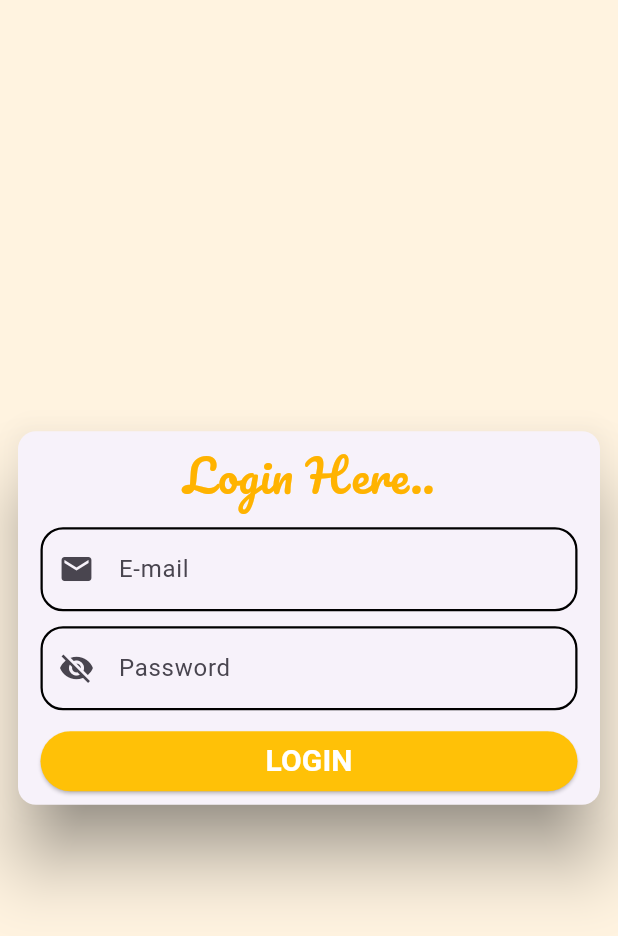
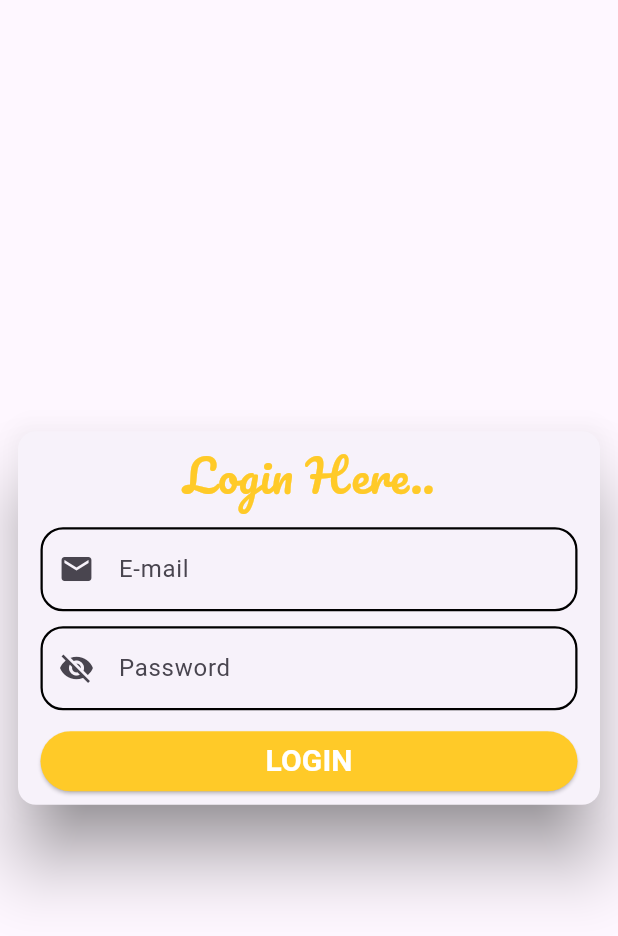
Before and after one commit to dipal-1095/MyTask, a Flutter app: the screen it shows after launch, on a phone screen of 412 x 824 dp. Shown: the top 936 px of the screen. Run offline on Flutter 3.47's test engine with Material 3 defaults, Android fonts, the phone set to English and light mode, and no system bars; our stand-ins replace email_validator, get_it, infinite_scroll_pagination, shared_preferences.

Commit message:
addedCustomColorClass

```diff
--- a/lib/loginpage.dart
+++ b/lib/loginpage.dart
@@ -1,9 +1,9 @@
 import 'dart:convert';
-
 import 'package:email_validator/email_validator.dart';
 import 'package:flutter/material.dart';
 import 'package:http/http.dart';
 import 'package:loginusingsharedpref/navigationbar.dart';
+import 'package:loginusingsharedpref/themes/colors.dart';
 import 'package:provider/provider.dart';
 import 'package:shared_preferences/shared_preferences.dart';
 import 'package:http/http.dart' as http;
@@ -89,7 +89,7 @@ class _LoginpageState extends State<Loginpage> with WidgetsBindingObserver {
             SnackBar(
               content: Text(
                   'An error occurred during login. Please try again later.'),
-              backgroundColor: Colors.red,
+              backgroundColor: AppColors.errorColor,
             ),
           );
         }
@@ -99,7 +99,7 @@ class _LoginpageState extends State<Loginpage> with WidgetsBindingObserver {
         ScaffoldMessenger.of(context).showSnackBar(
           SnackBar(
             content: Text('Login failed. Please check your credentials.'),
-            backgroundColor: Colors.red,
+            backgroundColor: AppColors.errorColor,
           ),
         );
       }
@@ -109,7 +109,7 @@ class _LoginpageState extends State<Loginpage> with WidgetsBindingObserver {
       ScaffoldMessenger.of(context).showSnackBar(
         SnackBar(
           content: Text('An error occurred. Please try again later.'),
-          backgroundColor: Colors.red,
+          backgroundColor: AppColors.errorColor,
         ),
       );
     }
@@ -119,8 +119,14 @@ class _LoginpageState extends State<Loginpage> with WidgetsBindingObserver {
   Widget build(BuildContext context) {
     var screenWidth = MediaQuery.of(context).size.width;
     var screenHeight = MediaQuery.of(context).size.height;
-    return Scaffold(
-      backgroundColor: Colors.orange.shade50,
+    return MaterialApp(
+      debugShowCheckedModeBanner: false,
+      theme: ThemeData(
+        primaryColor: AppColors.primaryColor,
+        scaffoldBackgroundColor: AppColors.backgroundColor,
+      ),
+      home: Scaffold(
+        backgroundColor: Theme.of(context).scaffoldBackgroundColor,
         body: SingleChildScrollView(
           child: Container(
             width: screenWidth,
@@ -143,7 +149,7 @@ class _LoginpageState extends State<Loginpage> with WidgetsBindingObserver {
                         child: Text(
                           'Login Here..',
                           style: TextStyle(
-                            color: Colors.amber.shade600,
+                              color: AppColors.buttonBackgroundColor,
                               fontSize: 30,
                               fontFamily: 'Pacifico'),
                         ),
@@ -246,7 +252,7 @@ class _LoginpageState extends State<Loginpage> with WidgetsBindingObserver {
                           ),
                           style: ElevatedButton.styleFrom(
                               fixedSize: Size(400, 35),
-                            backgroundColor: Colors.amber),
+                              backgroundColor: AppColors.buttonBackgroundColor),
                         ),
                       ),
                     ],
@@ -256,6 +262,7 @@ class _LoginpageState extends State<Loginpage> with WidgetsBindingObserver {
             ),
           ),
         ),
+      ),
     );
   }
 }
--- /dev/null
+++ b/lib/themes/colors.dart
@@ -0,0 +1,13 @@
+import 'dart:ui';
+
+import 'package:flutter/foundation.dart';
+
+class AppColors{
+  static const Color primaryColor=const Color(0xFFECEFF1);
+  static const Color textFieldColor=const Color(0xFFF0F4C3);
+  static const Color backgroundColor=const Color(0xFFFFF8E1);
+  static const Color buttonBackgroundColor=const Color(0xFFFFCA28);
+  static const Color errorColor=const Color(0xFFF44336);
+  final orange=const Color(0xFFFFE0B2);
+  const AppColors();
+}
```
Lines whose indentation alone changed are shown as unchanged.
